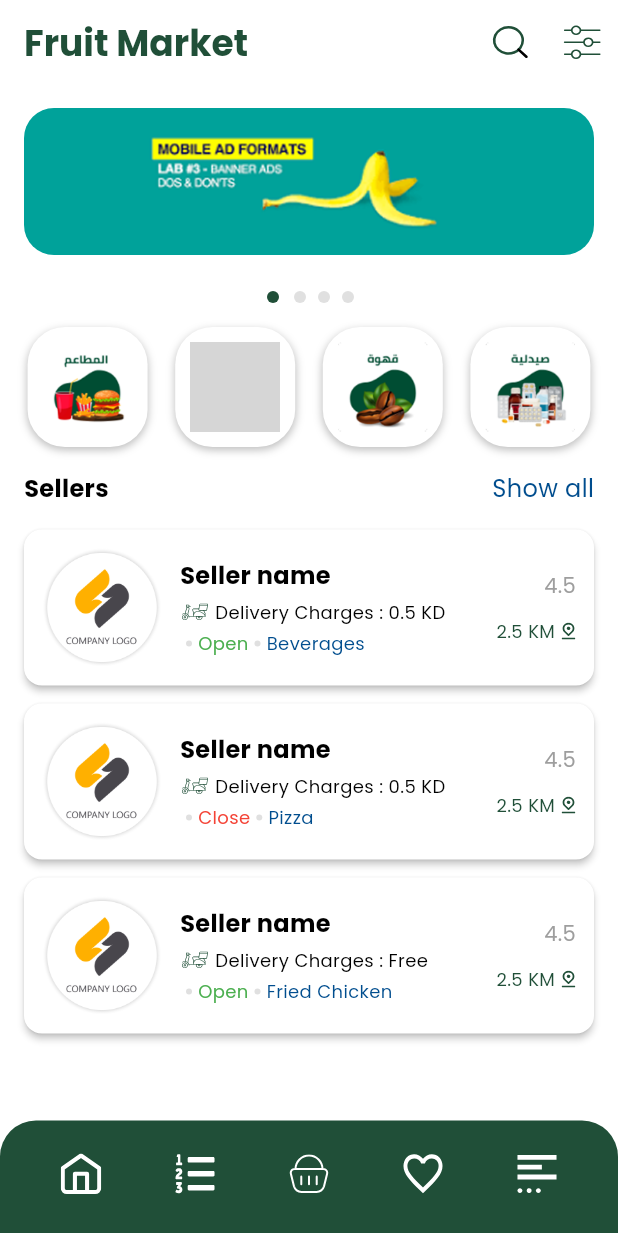
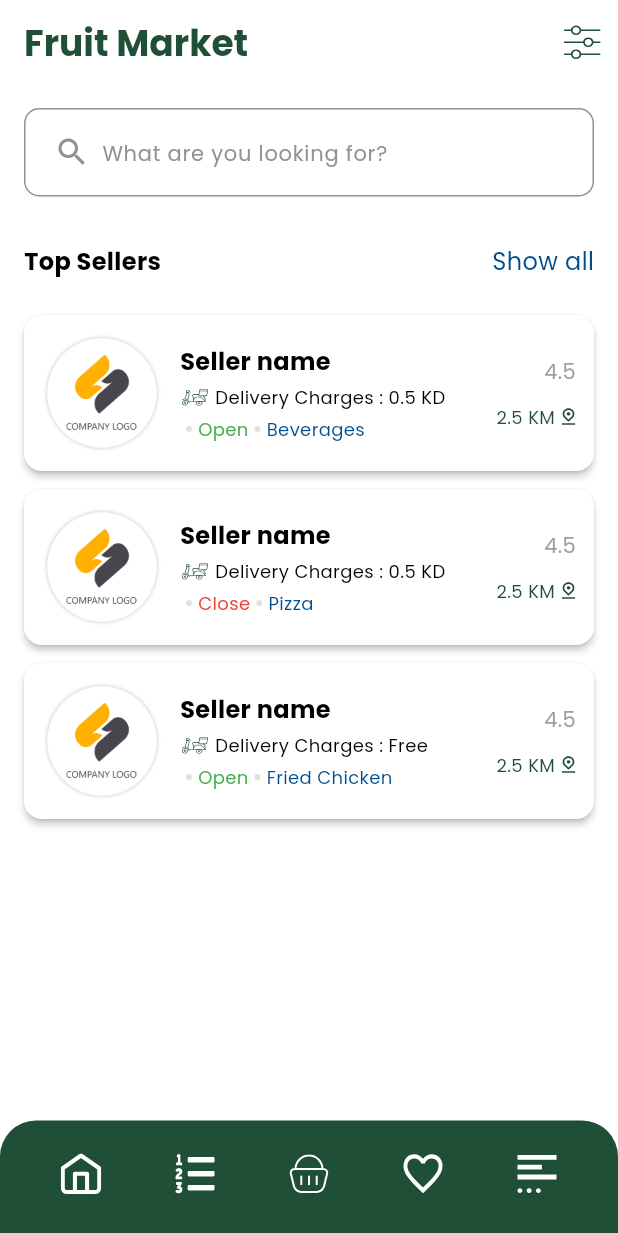
Before and after one commit to GhadaAhmed152420/Personal-Projects, a Flutter app: the HomeScreen screen opened by its route, after a tap on an icon or button, on a phone screen of 412 x 824 dp. Shown: the top 1233 px of the screen. Run offline on Flutter 3.47's test engine with Material 3 defaults, Android fonts, the light colour scheme and no system bars; drawn by our look-alikes of carousel_slider; our stand-ins replace flutter_svg, shared_preferences; accounts and stored records are empty; grey boxes are pictures that could not be loaded.

Commit message:
add search screen

```diff
--- a/lib/main.dart
+++ b/lib/main.dart
@@ -4,6 +4,7 @@ import 'package:fruit_market/screens/login.dart';
 import 'package:fruit_market/screens/onboarding.dart';
 import 'package:fruit_market/screens/otp.dart';
 import 'package:fruit_market/screens/phone_verify.dart';
+import 'package:fruit_market/screens/search.dart';
 import 'package:fruit_market/screens/sign_up.dart';
 import 'package:fruit_market/screens/splash.dart';
 import 'package:fruit_market/screens/welcome.dart';
@@ -44,6 +45,7 @@ class MyApp extends StatelessWidget {
         '/phone-verify': (context) => PhoneVerifyScreen(),
         '/otp': (context) => OtpScreen(),
         '/home': (context) => HomeScreen(),
+        '/search': (context) => SearchScreen(),
       },
     );
   }
--- a/lib/screens/home.dart
+++ b/lib/screens/home.dart
@@ -1,6 +1,7 @@
 import 'package:flutter/material.dart';
 import 'package:flutter_svg/svg.dart';
 import 'package:fruit_market/constants/app_colors.dart';
+import 'package:fruit_market/widgets/bottom_nav.dart';
 import 'package:fruit_market/widgets/category_item.dart';
 import 'package:carousel_slider/carousel_slider.dart';
 import 'package:fruit_market/widgets/seller_card.dart';
@@ -38,7 +39,9 @@ class _HomeScreenState extends State<HomeScreen> {
         ),
         actions: [
           IconButton(
-            onPressed: () {},
+            onPressed: () {
+              Navigator.pushNamed(context, '/search');
+            },
             icon: SvgPicture.asset(
               'assets/icons/search.svg',
               width: 24,
@@ -147,72 +150,13 @@ class _HomeScreenState extends State<HomeScreen> {
           ),
         ],
       ),
-      bottomNavigationBar: Container(
-        decoration: BoxDecoration(
-          color: AppColors.primary,
-          borderRadius: const BorderRadius.only(
-            topLeft: Radius.circular(24),
-            topRight: Radius.circular(24),
-          ),
-        ),
-        padding: const EdgeInsets.symmetric(vertical: 8, horizontal: 16),
-        child: BottomNavigationBar(
-          type: BottomNavigationBarType.fixed,
-          backgroundColor: Colors.transparent,
-          elevation: 0,
-          selectedItemColor: Colors.white,
-          unselectedItemColor: Colors.white,
-          showSelectedLabels: false,
-          showUnselectedLabels: false,
-          currentIndex: currentIndex,
-          onTap: (index) {
-            setState(() {
-              currentIndex = index;
-            });
-          },
-          items: [
-            BottomNavigationBarItem(
-              icon: SvgPicture.asset(
-                'assets/icons/home.svg',
-                width: 27,
-                height: 27,
-              ),
-              label: '',
-            ),
-            BottomNavigationBarItem(
-              icon: SvgPicture.asset(
-                'assets/icons/list.svg',
-                width: 27,
-                height: 27,
-              ),
-              label: '',
-            ),
-            BottomNavigationBarItem(
-              icon: SvgPicture.asset(
-                'assets/icons/cart.svg',
-                width: 27,
-                height: 27,
-              ),
-              label: '',
-            ),
-            BottomNavigationBarItem(
-              icon: SvgPicture.asset(
-                'assets/icons/favourite.svg',
-                width: 27,
-                height: 27,
-              ),
-              label: '',
-            ),
-            BottomNavigationBarItem(
-              icon: SvgPicture.asset(
-                'assets/icons/more.svg',
-                width: 27,
-                height: 27,
-              ),
-              label: '',
-            ),
-          ],
-        ),
+      bottomNavigationBar: buildBottomNav(
+        currentIndex,
+        (int index) {
+          setState(() {
+            currentIndex = index;
+          });
+        },
       ),
     );
   }
--- /dev/null
+++ b/lib/screens/search.dart
@@ -0,0 +1,102 @@
+import 'package:flutter/material.dart';
+import 'package:flutter_svg/svg.dart';
+import 'package:fruit_market/constants/app_colors.dart';
+import 'package:fruit_market/widgets/bottom_nav.dart';
+import 'package:fruit_market/widgets/filter_pop_up.dart';
+import 'package:fruit_market/widgets/seller_card.dart';
+
+class SearchScreen extends StatefulWidget {
+  const SearchScreen({super.key});
+
+  @override
+  State<SearchScreen> createState() => _SearchScreenState();
+}
+
+class _SearchScreenState extends State<SearchScreen> {
+  int currentIndex = 0;
+  @override
+  Widget build(BuildContext context) {
+    return Scaffold(
+      bottomNavigationBar: buildBottomNav(currentIndex, (index) {
+        setState(() {
+          currentIndex = index;
+        });
+      }),
+      appBar: AppBar(
+        backgroundColor: AppColors.background,
+        automaticallyImplyLeading: false,
+        title: const Text(
+          'Fruit Market',
+          style: TextStyle(
+            color: AppColors.primary,
+            fontSize: 24,
+            fontWeight: FontWeight.bold,
+          ),
+        ),
+        actions: [
+          IconButton(
+            onPressed: () {
+              filterPopUp(context, setState);
+            },
+            icon: SvgPicture.asset(
+              'assets/icons/tune.svg',
+              width: 26,
+              height: 24,
+            ),
+          ),
+        ],
+      ),
+      body: Column(
+        children: [
+          const Padding(
+            padding: EdgeInsets.all(16.0),
+            child: TextField(
+              decoration: InputDecoration(
+                hintText: "What are you looking for?",
+                hintStyle: TextStyle(color: AppColors.secondary, fontSize: 14),
+                prefixIcon: Padding(
+                  padding: EdgeInsets.only(left: 16.0),
+                  child: Icon(Icons.search, color: AppColors.secondary),
+                ),
+                border: OutlineInputBorder(
+                  borderRadius: BorderRadius.all(Radius.circular(10)),
+                  borderSide: BorderSide(color: AppColors.secondary, width: 1),
+                ),
+                focusedBorder: OutlineInputBorder(
+                  borderRadius: BorderRadius.all(Radius.circular(10)),
+                  borderSide: BorderSide(color: AppColors.secondary, width: 1),
+                ),
+                enabledBorder: OutlineInputBorder(
+                  borderRadius: BorderRadius.all(Radius.circular(10)),
+                  borderSide: BorderSide(color: AppColors.secondary, width: 1),
+                ),
+              ),
+            ),
+          ),
+          SizedBox(height: 16),
+          Padding(
+            padding: const EdgeInsets.symmetric(horizontal: 16.0),
+            child: Row(
+              mainAxisAlignment: MainAxisAlignment.spaceBetween,
+              children: const [
+                Text(
+                  'Top Sellers',
+                  style: TextStyle(fontSize: 16, fontWeight: FontWeight.bold),
+                ),
+                Text('Show all', style: TextStyle(color: AppColors.accent)),
+              ],
+            ),
+          ),
+          const SizedBox(height: 8),
+          Expanded(
+            child: ListView.builder(
+              padding: const EdgeInsets.all(16),
+              itemCount: 3,
+              itemBuilder: (context, index) => sellerCard(index),
+            ),
+          ),
+        ],
+      ),
+    );
+  }
+}
--- /dev/null
+++ b/lib/widgets/bottom_nav.dart
@@ -0,0 +1,73 @@
+import 'package:flutter/material.dart';
+import 'package:flutter_svg/flutter_svg.dart';
+import 'package:fruit_market/constants/app_colors.dart';
+
+Widget buildBottomNav(int currentIndex, Function setState) {
+  return Container(
+    decoration: BoxDecoration(
+      color: AppColors.primary,
+      borderRadius: const BorderRadius.only(
+        topLeft: Radius.circular(24),
+        topRight: Radius.circular(24),
+      ),
+    ),
+    padding: const EdgeInsets.symmetric(vertical: 8, horizontal: 16),
+    child: BottomNavigationBar(
+      type: BottomNavigationBarType.fixed,
+      backgroundColor: Colors.transparent,
+      elevation: 0,
+      selectedItemColor: Colors.white,
+      unselectedItemColor: Colors.white,
+      showSelectedLabels: false,
+      showUnselectedLabels: false,
+      currentIndex: currentIndex,
+      onTap: (index) {
+        setState(() {
+          currentIndex = index;
+        });
+      },
+      items: [
+        BottomNavigationBarItem(
+          icon: SvgPicture.asset(
+            'assets/icons/home.svg',
+            width: 27,
+            height: 27,
+          ),
+          label: '',
+        ),
+        BottomNavigationBarItem(
+          icon: SvgPicture.asset(
+            'assets/icons/list.svg',
+            width: 27,
+            height: 27,
+          ),
+          label: '',
+        ),
+        BottomNavigationBarItem(
+          icon: SvgPicture.asset(
+            'assets/icons/cart.svg',
+            width: 27,
+            height: 27,
+          ),
+          label: '',
+        ),
+        BottomNavigationBarItem(
+          icon: SvgPicture.asset(
+            'assets/icons/favourite.svg',
+            width: 27,
+            height: 27,
+          ),
+          label: '',
+        ),
+        BottomNavigationBarItem(
+          icon: SvgPicture.asset(
+            'assets/icons/more.svg',
+            width: 27,
+            height: 27,
+          ),
+          label: '',
+        ),
+      ],
+    ),
+  );
+}
```
Also changed, not shown: lib/widgets/filter_pop_up.dart (added, +237 -0 lines).
